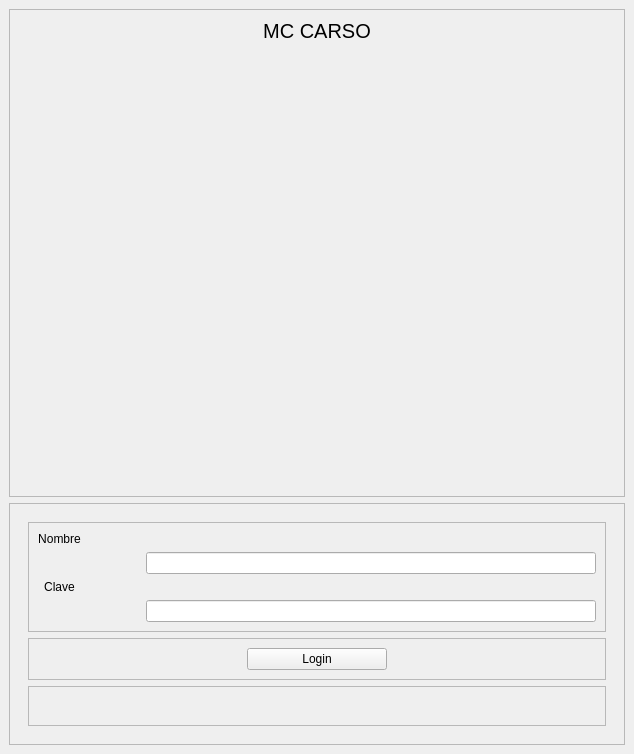
This is ui/login.ui in LC-5397/Mc_Carso as Qt 5 draws it before an edit. The edited form follows.
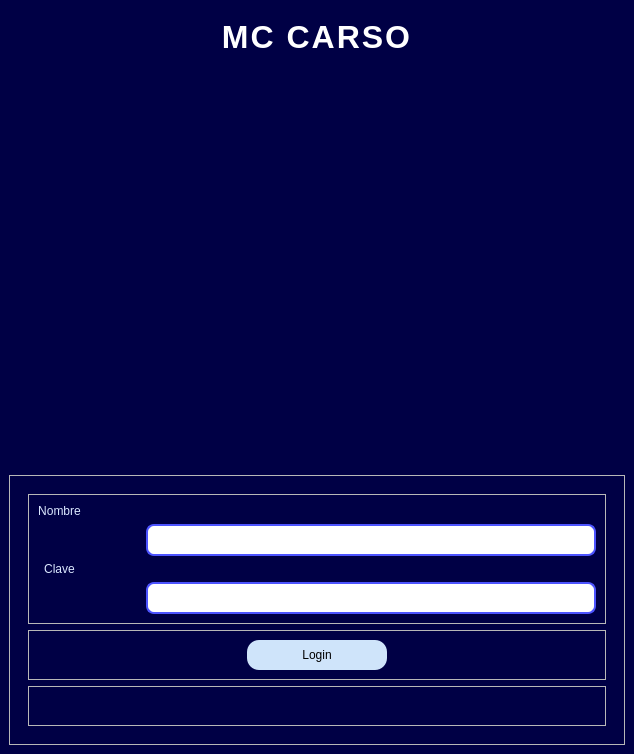
This is the edited form. The open tabs and pages were chosen to show the change. Icons and pictures are not drawn.

What changed in the file:
```diff
--- a/ui/login.ui
+++ b/ui/login.ui
@@ -16,6 +16,86 @@
   <property name="layoutDirection">
    <enum>Qt::LeftToRight</enum>
   </property>
+  <property name="styleSheet">
+   <string notr="true">/* ======== FONDO GENERAL ======== */
+QMainWindow {
+    background-color: #000045;   /* Fondo azul marino profundo */
+}
+
+/* Central widget también debe ser oscuro */
+#centralwidget {
+    background-color: #000045;
+}
+
+/* ======== FRAME GENERAL ======== */
+#frame {
+    background-color: transparent; /* Deja ver el fondo oscuro */
+}
+
+/* ======== TÍTULO &quot;MC CARSO&quot; ======== */
+#label_mccarso, #label {
+    font: bold 24pt &quot;Segoe UI&quot;;
+    color: #ffffff;        /* Blanco para contraste sobre fondo oscuro */
+    background-color: transparent;
+    letter-spacing: 2px;
+}
+
+/* ======== LABELS ======== */
+QLabel {
+    color: #dbe8ff;        /* Azul claro suave, queda precioso sobre #000045 */
+    background-color: transparent;
+    font: 10pt &quot;Segoe UI&quot;;
+}
+
+/* ======== CAMPOS DE TEXTO ======== */
+QLineEdit {
+    background-color: #ffffff;
+    border: 2px solid #4d54ff;  /* Azul eléctrico suave */
+    border-radius: 8px;
+    padding: 6px;
+    color: #000045;             /* Texto oscuro dentro de inputs */
+}
+
+QLineEdit:focus {
+    border: 2px solid #b0b6ff;  /* Borde más claro al enfocar */
+}
+
+/* ======== BOTÓN LOGIN ======== */
+#Button_login {
+    background-color: #CFE4FA;  /* Azul brillante que contrasta */
+    color: black;
+    border-radius: 12px;
+    padding: 8px 18px;
+    font: bold 11pt &quot;Segoe UI&quot;;
+}
+
+#Button_login:hover {
+    background-color: #6e74ff;
+}
+
+#Button_login:pressed {
+    background-color: #272b99;
+}
+
+/* ======== BOTONES GENERALES ======== */
+QPushButton {
+    background-color: #4d54ff; 
+    border: none;
+    border-radius: 8px;
+    padding: 6px 12px;
+    color: #ffffff;
+    font: bold 9pt &quot;Segoe UI&quot;;
+}
+
+QPushButton:hover {
+    background-color: #6e74ff;
+}
+
+QPushButton:pressed {
+    background-color: #272b99;
+}
+</string>
+  </property>
   <widget class="QWidget" name="centralwidget">
    <layout class="QVBoxLayout" name="verticalLayout" stretch="1,0">
     <item>
@@ -31,7 +111,11 @@
         <widget class="QLabel" name="label_mccarso">
          <property name="font">
           <font>
-           <pointsize>15</pointsize>
+           <family>Segoe UI</family>
+           <pointsize>24</pointsize>
+           <weight>75</weight>
+           <italic>false</italic>
+           <bold>true</bold>
           </font>
          </property>
          <property name="text">
```
Left out of the diff: 6 changed lines with no effect on the pictures.
